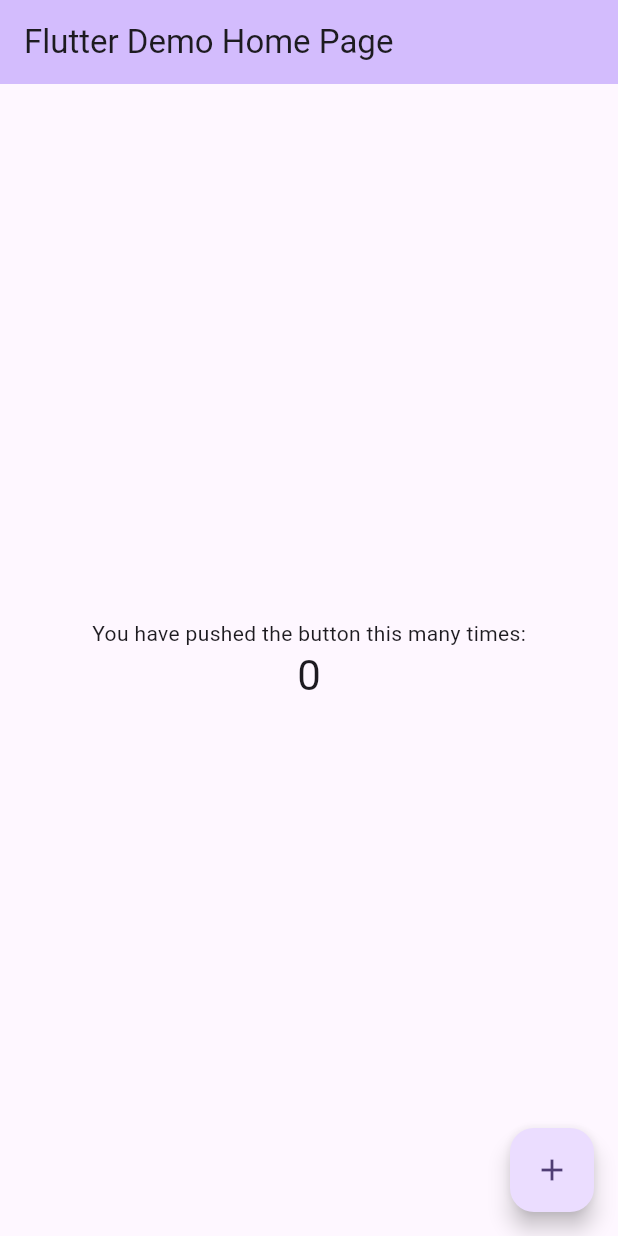
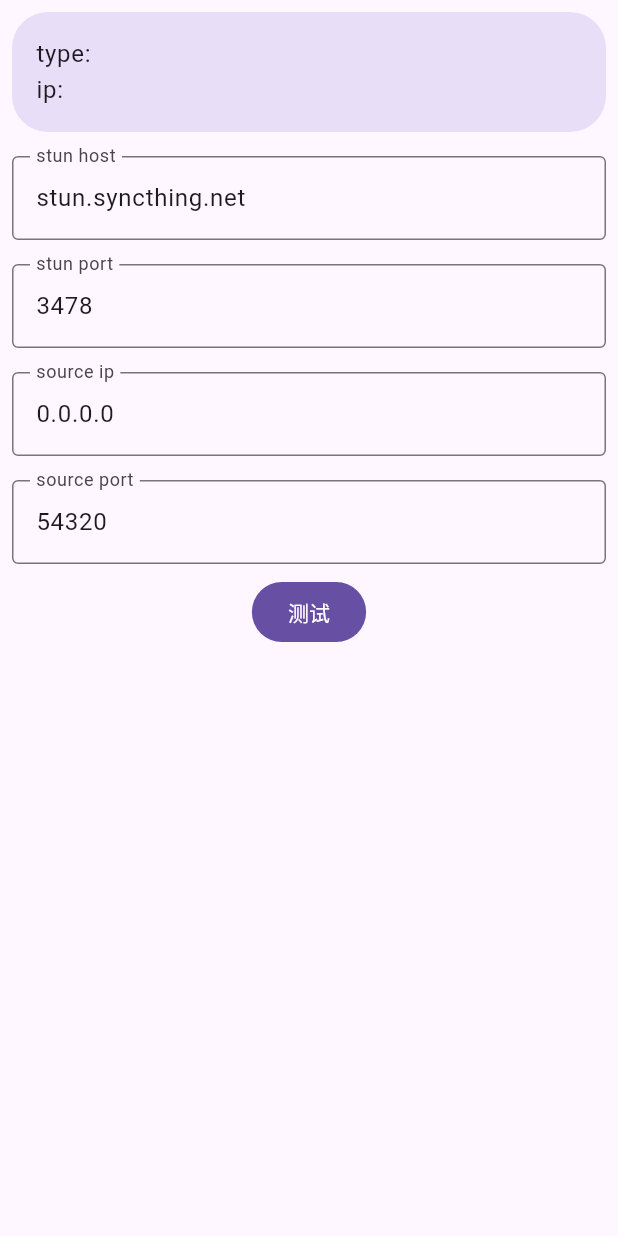
Before and after one commit to liberately/Purity-NAT-Type-Tester, a Flutter app: the screen it shows after launch, on a phone screen of 412 x 824 dp. Run offline on Flutter 3.47's test engine with Material 3 defaults, Android fonts, the phone set to English and light mode, and no system bars.

Commit message:
Add NAT type testing functionality to the app homepage.

```diff
--- a/lib/main.dart
+++ b/lib/main.dart
@@ -1,4 +1,5 @@
 import 'package:flutter/material.dart';
+import 'package:purity_nat_type_tester/checker.dart';
 
 void main() {
   runApp(const MyApp());
@@ -7,119 +8,148 @@
 class MyApp extends StatelessWidget {
   const MyApp({super.key});
 
-  // This widget is the root of your application.
   @override
   Widget build(BuildContext context) {
     return MaterialApp(
-      title: 'Flutter Demo',
-      theme: ThemeData(
-        // This is the theme of your application.
-        //
-        // TRY THIS: Try running your application with "flutter run". You'll see
-        // the application has a purple toolbar. Then, without quitting the app,
-        // try changing the seedColor in the colorScheme below to Colors.green
-        // and then invoke "hot reload" (save your changes or press the "hot
-        // reload" button in a Flutter-supported IDE, or press "r" if you used
-        // the command line to start the app).
-        //
-        // Notice that the counter didn't reset back to zero; the application
-        // state is not lost during the reload. To reset the state, use hot
-        // restart instead.
-        //
-        // This works for code too, not just values: Most code changes can be
-        // tested with just a hot reload.
-        colorScheme: ColorScheme.fromSeed(seedColor: Colors.deepPurple),
-        useMaterial3: true,
-      ),
-      home: const MyHomePage(title: 'Flutter Demo Home Page'),
+      title: 'Purity NAT type tester',
+      home: const HomePage(),
     );
   }
 }
 
-class MyHomePage extends StatefulWidget {
-  const MyHomePage({super.key, required this.title});
-
-  // This widget is the home page of your application. It is stateful, meaning
-  // that it has a State object (defined below) that contains fields that affect
-  // how it looks.
-
-  // This class is the configuration for the state. It holds the values (in this
-  // case the title) provided by the parent (in this case the App widget) and
-  // used by the build method of the State. Fields in a Widget subclass are
-  // always marked "final".
-
-  final String title;
+class HomePage extends StatefulWidget {
+  const HomePage({super.key});
 
   @override
-  State<MyHomePage> createState() => _MyHomePageState();
+  State<HomePage> createState() => _HomePageState();
 }
 
-class _MyHomePageState extends State<MyHomePage> {
-  int _counter = 0;
+class _HomePageState extends State<HomePage> {
+  late TextEditingController stunHostController = TextEditingController(text: "stun.syncthing.net");
+  late TextEditingController stunPortController = TextEditingController(text: "3478");
+  late TextEditingController sourceIpController = TextEditingController(text: "0.0.0.0");
+  late TextEditingController sourcePortController = TextEditingController(text: "54320");
 
-  void _incrementCounter() {
-    setState(() {
-      // This call to setState tells the Flutter framework that something has
-      // changed in this State, which causes it to rerun the build method below
-      // so that the display can reflect the updated values. If we changed
-      // _counter without calling setState(), then the build method would not be
-      // called again, and so nothing would appear to happen.
-      _counter++;
-    });
+  NATTestResult? mNATTestResult;
+
+  bool isTestRunning = false;
+
+  test() async {
+    try {
+      if (isTestRunning) return;
+      setState(() {
+        isTestRunning = true;
+        mNATTestResult = null;
+      });
+      mNATTestResult = await getNatType(
+        stunHost: stunHostController.text,
+        stunPort: int.parse(stunPortController.text),
+        sourceIp: sourceIpController.text,
+        sourcePort: int.parse(sourcePortController.text),
+      );
+      setState(() {});
+    } catch (e) {
+      print(e);
+    } finally {
+      setState(() {
+        isTestRunning = false;
+      });
+    }
+  }
+
+  String getNATTypeMessage(NATType? type) {
+    switch (type) {
+      case null:
+        return "";
+      case NATType.unknown:
+        return "未知";
+      case NATType.blocked:
+        return "无法通过NAT";
+      case NATType.openInternet:
+        return "无NAT";
+      case NATType.fullCone:
+        return "NAT1: Full Cone NAT，全锥形NAT";
+      case NATType.symmetricUDPFirewall:
+        return "NAT4: Symmetric NAT，对称型NAT; 并且具有UDP防火墙";
+      case NATType.restrictNAT:
+        return "NAT2: Address-Restricted Cone NAT，受限锥型NAT";
+      case NATType.restrictPortNAT:
+        return "NAT3: Port-Restricted Cone NAT，端口受限锥型";
+      case NATType.symmetricNAT:
+        return "NAT4: Symmetric NAT，对称型NAT";
+      case NATType.changedAddressError:
+        return "测试 Changed IP 和端口时遇到的错误。";
+    }
+  }
+
+  String getInfo(NATTestResult? result) {
+    return "type: ${getNATTypeMessage(result?.type)}\nip: ${result?.externalIp ?? ""}";
   }
 
   @override
   Widget build(BuildContext context) {
-    // This method is rerun every time setState is called, for instance as done
-    // by the _incrementCounter method above.
-    //
-    // The Flutter framework has been optimized to make rerunning build methods
-    // fast, so that you can just rebuild anything that needs updating rather
-    // than having to individually change instances of widgets.
     return Scaffold(
-      appBar: AppBar(
-        // TRY THIS: Try changing the color here to a specific color (to
-        // Colors.amber, perhaps?) and trigger a hot reload to see the AppBar
-        // change color while the other colors stay the same.
-        backgroundColor: Theme.of(context).colorScheme.inversePrimary,
-        // Here we take the value from the MyHomePage object that was created by
-        // the App.build method, and use it to set our appbar title.
-        title: Text(widget.title),
-      ),
-      body: Center(
-        // Center is a layout widget. It takes a single child and positions it
-        // in the middle of the parent.
+      body: SafeArea(
         child: Column(
-          // Column is also a layout widget. It takes a list of children and
-          // arranges them vertically. By default, it sizes itself to fit its
-          // children horizontally, and tries to be as tall as its parent.
-          //
-          // Column has various properties to control how it sizes itself and
-          // how it positions its children. Here we use mainAxisAlignment to
-          // center the children vertically; the main axis here is the vertical
-          // axis because Columns are vertical (the cross axis would be
-          // horizontal).
-          //
-          // TRY THIS: Invoke "debug painting" (choose the "Toggle Debug Paint"
-          // action in the IDE, or press "p" in the console), to see the
-          // wireframe for each widget.
-          mainAxisAlignment: MainAxisAlignment.center,
-          children: <Widget>[
-            const Text(
-              'You have pushed the button this many times:',
+          children: [
+            Padding(
+              padding: const EdgeInsets.all(8.0),
+              child: Container(
+                padding: const EdgeInsets.all(16.0),
+                width: double.infinity,
+                decoration: BoxDecoration(color: Theme.of(context).colorScheme.secondaryContainer, borderRadius: BorderRadius.circular(24)),
+                child: Text(getInfo(mNATTestResult), style: Theme.of(context).textTheme.bodyLarge),
+              ),
             ),
-            Text(
-              '$_counter',
-              style: Theme.of(context).textTheme.headlineMedium,
+            Padding(
+              padding: const EdgeInsets.all(8.0),
+              child: TextField(
+                controller: stunHostController,
+                decoration: InputDecoration(
+                  border: OutlineInputBorder(),
+                  labelText: 'stun host',
+                ),
+              ),
             ),
+            Padding(
+              padding: const EdgeInsets.all(8.0),
+              child: TextField(
+                keyboardType: TextInputType.number,
+                controller: stunPortController,
+                decoration: InputDecoration(
+                  border: OutlineInputBorder(),
+                  labelText: 'stun port',
+                ),
+              ),
+            ),
+            Padding(
+              padding: const EdgeInsets.all(8.0),
+              child: TextField(
+                controller: sourceIpController,
+                decoration: InputDecoration(
+                  border: OutlineInputBorder(),
+                  labelText: 'source ip',
+                ),
+              ),
+            ),
+            Padding(
+              padding: const EdgeInsets.all(8.0),
+              child: TextField(
+                keyboardType: TextInputType.number,
+                controller: sourcePortController,
+                decoration: InputDecoration(
+                  border: OutlineInputBorder(),
+                  labelText: 'source port',
+                ),
+              ),
+            ),
+            FilledButton(
+              onPressed: isTestRunning ? null : test,
+              child: Text("测试"),
+            )
           ],
         ),
       ),
-      floatingActionButton: FloatingActionButton(
-        onPressed: _incrementCounter,
-        tooltip: 'Increment',
-        child: const Icon(Icons.add),
-      ), // This trailing comma makes auto-formatting nicer for build methods.
     );
   }
 }
```
